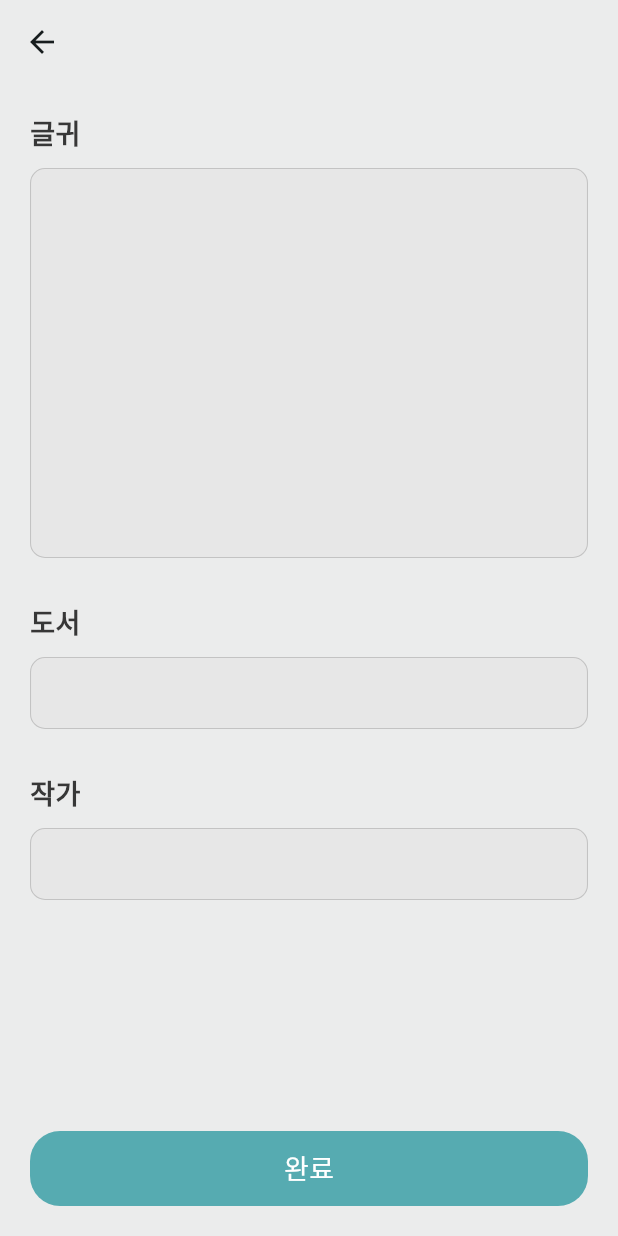
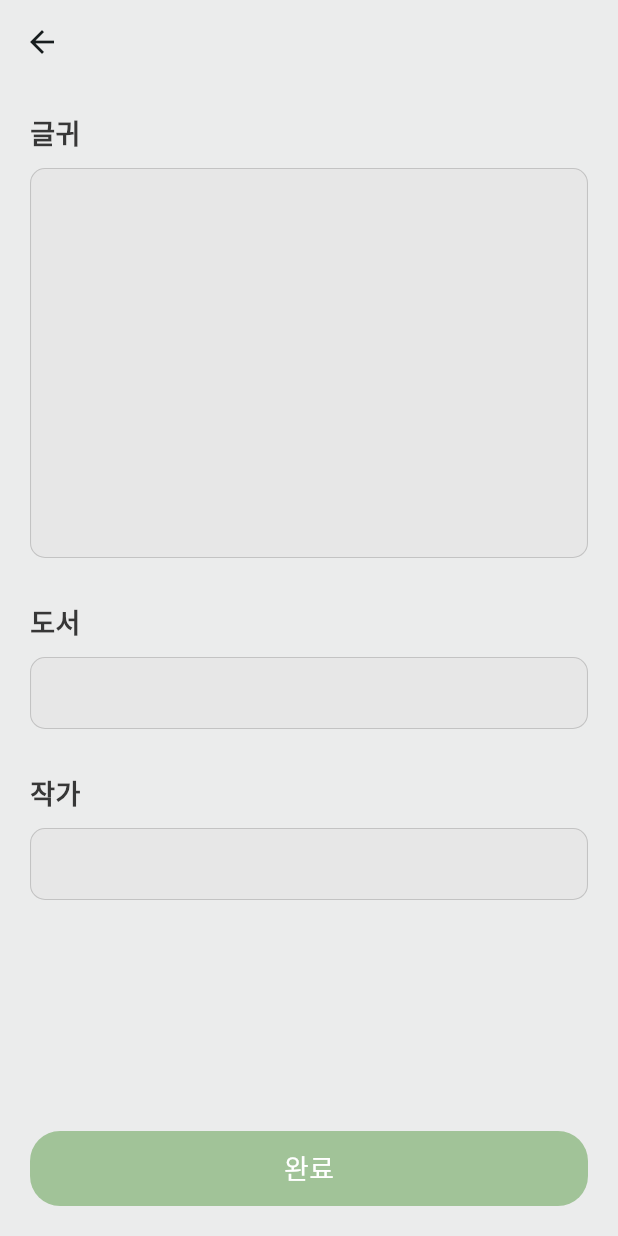
Before and after one commit to altese/text_to_picture, a Flutter app: the InputScreen screen opened directly, on a phone screen of 412 x 824 dp. Run offline on Flutter 3.47's test engine with Material 3 defaults, Android fonts, the phone set to English and light mode, and no system bars; our stand-ins replace flutter_svg; network calls fail; Roboto replaces fonts that are missing (maruburi).

Commit message:
💄 컬러 추가

```diff
--- a/lib/common/theme/app_colors.dart
+++ b/lib/common/theme/app_colors.dart
@@ -1,11 +1,23 @@
 import 'package:flutter/material.dart';
 
 class AppColor {
-  static const Color primary = Color(0xff56ABB1);
+  static const Color primary = Color(0xffA1C398);
+  // static const Color primary = Color(0xff56ABB1);
   static const Color bgColor = Color(0xffEBECEC);
 
   static const Color textColor = Color(0xff373737);
   static const Color bgGreyColor = Color(0xffE7E7E7);
   static const Color borderColor = Color(0xffC3C3C3);
   static const Color chipColor = Color(0xff797979);
+
+  static List<Color> imageBgColors = [
+    Colors.black,
+    AppColor.borderColor,
+    AppColor.bgGreyColor,
+    Colors.white,
+    const Color(0xffB5C0D0),
+    const Color(0xffCCD3CA),
+    const Color(0xffF5E8DD),
+    const Color(0xffEED3D9),
+  ];
 }
```
Also changed, not shown: assets/svgs/app_logo.svg.
